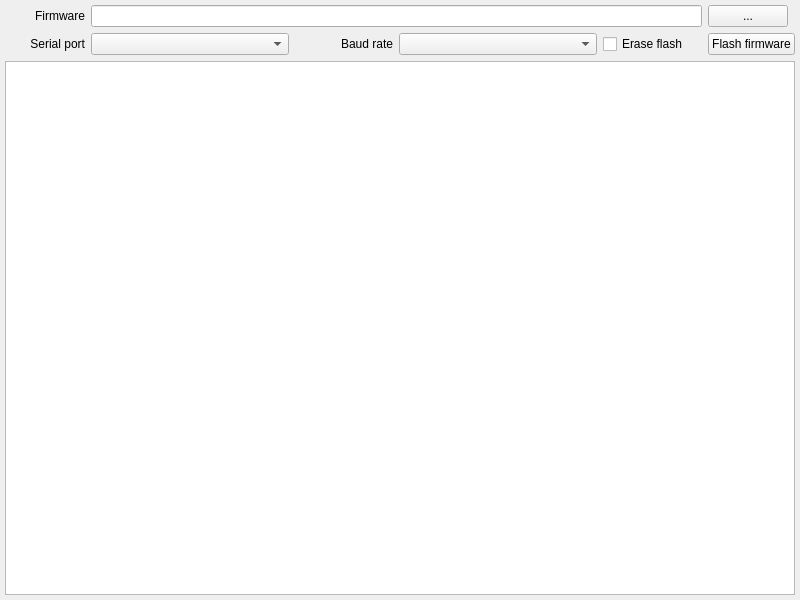
Above: tools/camflasher/camflasher.ui from remibert/pycameresp before the change. Below: the same form after it.
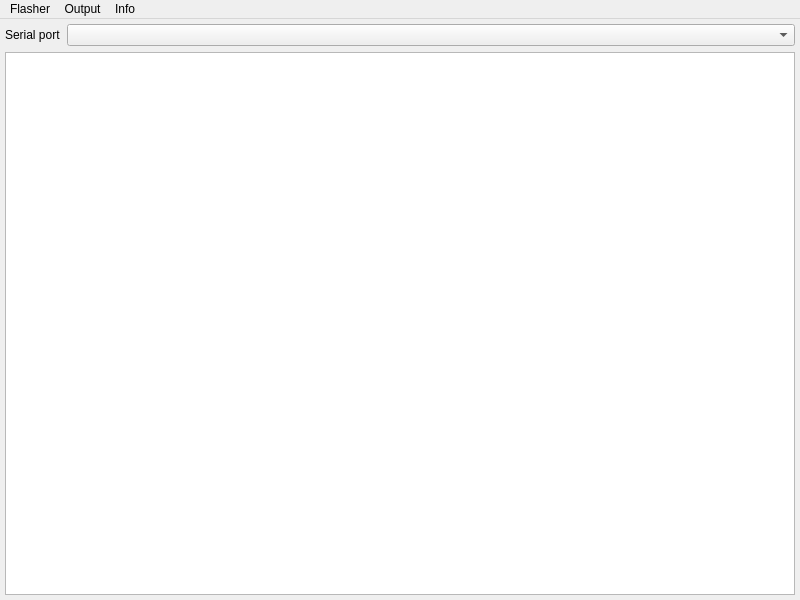
That is the form after the change. Icons and pictures are not drawn.

Commit message: Update camflasher with copy/paste/resume

What changed in the file:
```diff
--- a/tools/camflasher/camflasher.ui
+++ b/tools/camflasher/camflasher.ui
@@ -20,8 +20,8 @@
    <iconset>
     <normaloff>icons/camflasher.ico</normaloff>icons/camflasher.ico</iconset>
   </property>
-  <widget class="QWidget" name="lay_window">
-   <layout class="QGridLayout" name="gridLayout_2">
+  <widget class="QWidget" name="main_layout">
+   <layout class="QGridLayout" name="gridLayout">
     <property name="leftMargin">
      <number>5</number>
     </property>
@@ -34,141 +34,113 @@
     <property name="bottomMargin">
      <number>5</number>
     </property>
-    <item row="0" column="0">
-     <layout class="QGridLayout" name="gridLayout">
-      <item row="1" column="0">
-       <widget class="QLabel" name="lbl_port">
-        <property name="maximumSize">
-         <size>
-          <width>80</width>
-          <height>16777215</height>
-         </size>
-        </property>
-        <property name="text">
-         <string>Serial port</string>
-        </property>
-        <property name="alignment">
-         <set>Qt::AlignRight|Qt::AlignTrailing|Qt::AlignVCenter</set>
-        </property>
-       </widget>
-      </item>
-      <item row="1" column="1" colspan="2">
-       <widget class="QComboBox" name="cbo_port">
-        <property name="toolTip">
-         <string>Select device serial port</string>
-        </property>
-       </widget>
-      </item>
-      <item row="1" column="6">
-       <widget class="QCheckBox" name="chk_erase">
-        <property name="toolTip">
-         <string>Check to erase the flash content before write firmware</string>
-        </property>
-        <property name="text">
-         <string>Erase flash</string>
-        </property>
-       </widget>
-      </item>
-      <item row="1" column="4" colspan="2">
-       <widget class="QComboBox" name="cbo_baud">
-        <property name="toolTip">
-         <string>Select flash baud rate</string>
-        </property>
-       </widget>
-      </item>
-      <item row="0" column="0">
-       <widget class="QLabel" name="lbl_firmware">
-        <property name="text">
-         <string>Firmware</string>
-        </property>
-        <property name="alignment">
-         <set>Qt::AlignRight|Qt::AlignTrailing|Qt::AlignVCenter</set>
-        </property>
-       </widget>
-      </item>
-      <item row="1" column="3">
-       <widget class="QLabel" name="lbl_baud">
-        <property name="sizePolicy">
-         <sizepolicy hsizetype="Preferred" vsizetype="Preferred">
-          <horstretch>0</horstretch>
-          <verstretch>0</verstretch>
-         </sizepolicy>
-        </property>
-        <property name="maximumSize">
-         <size>
-          <width>16777215</width>
-          <height>16777213</height>
-         </size>
-        </property>
-        <property name="layoutDirection">
-         <enum>Qt::LeftToRight</enum>
-        </property>
-        <property name="text">
-         <string>Baud rate</string>
-        </property>
-        <property name="alignment">
-         <set>Qt::AlignRight|Qt::AlignTrailing|Qt::AlignVCenter</set>
-        </property>
-       </widget>
-      </item>
-      <item row="1" column="7">
-       <widget class="QPushButton" name="but_flash">
-        <property name="font">
-         <font>
-          <weight>50</weight>
-          <bold>false</bold>
-         </font>
-        </property>
-        <property name="toolTip">
-         <string>Start the flash of firmware</string>
-        </property>
-        <property name="text">
-         <string>Flash firmware</string>
-        </property>
-       </widget>
-      </item>
-      <item row="0" column="7">
-       <widget class="QPushButton" name="but_firmware">
-        <property name="enabled">
-         <bool>true</bool>
-        </property>
-        <property name="sizePolicy">
-         <sizepolicy hsizetype="Fixed" vsizetype="Fixed">
-          <horstretch>0</horstretch>
-          <verstretch>0</verstretch>
-         </sizepolicy>
-        </property>
-        <property name="acceptDrops">
-         <bool>true</bool>
-        </property>
-        <property name="toolTip">
-         <string>Select firmware file</string>
-        </property>
-        <property name="text">
-         <string>...</string>
-        </property>
-       </widget>
-      </item>
-      <item row="0" column="1" colspan="6">
-       <widget class="QLineEdit" name="txt_firmware">
-        <property name="toolTip">
-         <string>Enter firmware file</string>
-        </property>
-       </widget>
-      </item>
-     </layout>
+    <item row="0" column="1">
+     <widget class="QComboBox" name="combo_port">
+      <property name="enabled">
+       <bool>true</bool>
+      </property>
+      <property name="toolTip">
+       <string>Select device serial port</string>
+      </property>
+     </widget>
     </item>
-    <item row="1" column="0">
-     <widget class="QTextBrowser" name="txt_result">
+    <item row="1" column="0" colspan="2">
+     <widget class="QTextBrowser" name="output">
+      <property name="enabled">
+       <bool>true</bool>
+      </property>
       <property name="font">
        <font>
         <family>Courier</family>
        </font>
       </property>
+      <property name="cursor" stdset="0">
+       <cursorShape>ArrowCursor</cursorShape>
+      </property>
+      <property name="readOnly">
+       <bool>false</bool>
+      </property>
+     </widget>
+    </item>
+    <item row="0" column="0">
+     <widget class="QLabel" name="label_port">
+      <property name="sizePolicy">
+       <sizepolicy hsizetype="Fixed" vsizetype="Preferred">
+        <horstretch>0</horstretch>
+        <verstretch>0</verstretch>
+       </sizepolicy>
+      </property>
+      <property name="text">
+       <string>Serial port</string>
+      </property>
      </widget>
     </item>
    </layout>
   </widget>
+  <widget class="QMenuBar" name="menu_bar">
+   <property name="geometry">
+    <rect>
+     <x>0</x>
+     <y>0</y>
+     <width>800</width>
+     <height>24</height>
+    </rect>
+   </property>
+   <widget class="QMenu" name="menu_flasher">
+    <property name="title">
+     <string>Flasher</string>
+    </property>
+    <addaction name="action_flash"/>
+   </widget>
+   <widget class="QMenu" name="menu_output">
+    <property name="title">
+     <string>Output</string>
+    </property>
+    <addaction name="action_copy"/>
+    <addaction name="action_paste"/>
+    <addaction name="action_pause"/>
+    <addaction name="action_resume"/>
+   </widget>
+   <widget class="QMenu" name="menu_info">
+    <property name="title">
+     <string>Info</string>
+    </property>
+    <addaction name="action_about"/>
+   </widget>
+   <addaction name="menu_flasher"/>
+   <addaction name="menu_output"/>
+   <addaction name="menu_info"/>
+  </widget>
+  <action name="action_flash">
+   <property name="text">
+    <string>Flash</string>
+   </property>
+  </action>
+  <action name="action_copy">
+   <property name="text">
+    <string> Copy</string>
+   </property>
+  </action>
+  <action name="action_paste">
+   <property name="text">
+    <string> Paste</string>
+   </property>
+  </action>
+  <action name="action_pause">
+   <property name="text">
+    <string> Pause</string>
+   </property>
+  </action>
+  <action name="action_resume">
+   <property name="text">
+    <string> Resume</string>
+   </property>
+  </action>
+  <action name="action_about">
+   <property name="text">
+    <string>About</string>
+   </property>
+  </action>
  </widget>
  <tabstops>
   <tabstop>txt_firmware</tabstop>
```
Left out of the diff: 16 changed lines with no effect on the pictures. The commit also changes 17 other files.
